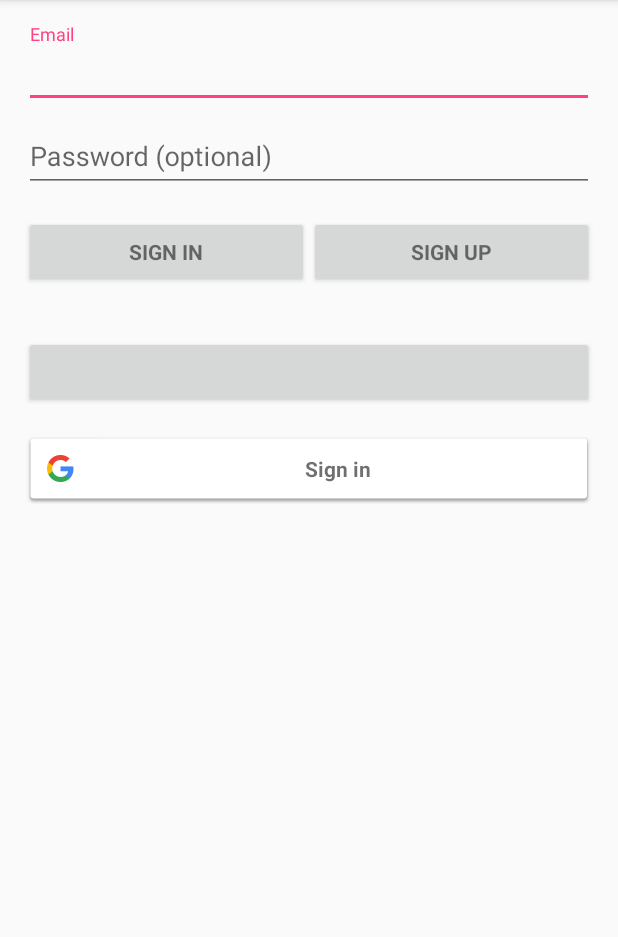
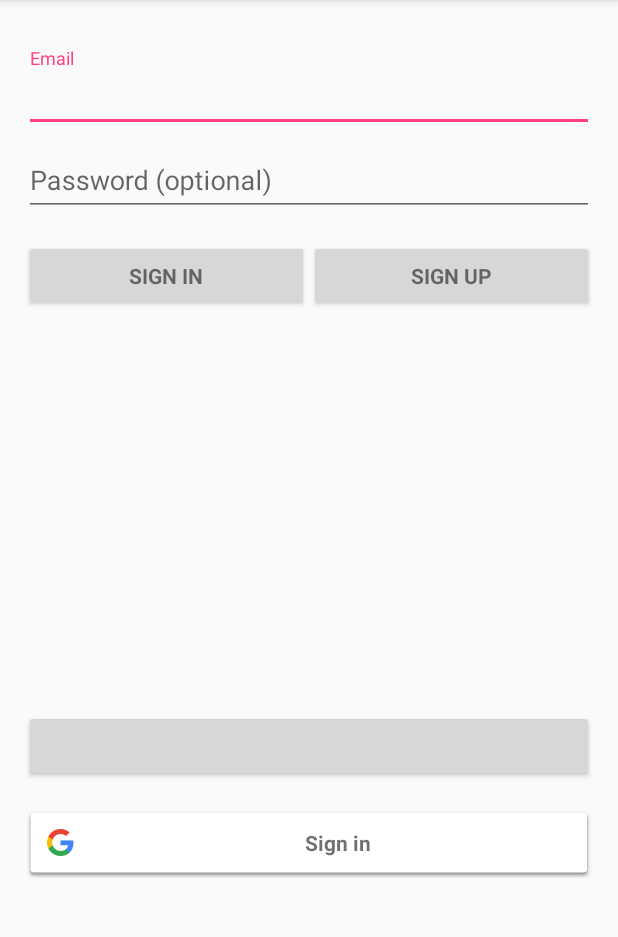
Before and after one commit to ChenlongZ/FollowUp, an Android app: the screen it shows after launch (LoginActivity), on a phone screen of 412 x 824 dp, the part 84-1021 px from its top. Run offline under Robolectric (Android 15) with nearby library versions, the phone set to English and light mode, and no system bars; our stand-ins replace Firebase (no records; nobody signed in at launch, a user with empty details on screens opened directly); libraries missing offline, so code that uses them is left out: com.facebook, com.facebook.login; plain views replace LoginButton; 5 statements that could not run were skipped.

Commit message:
working on fragmentation

```diff
--- a/app/src/main/res/layout/activity_login.xml
+++ b/app/src/main/res/layout/activity_login.xml
@@ -19,16 +19,20 @@
         android:layout_marginBottom="8dp"
         android:visibility="gone" />
 
-    <ScrollView
-        android:id="@+id/login_form"
+    <LinearLayout
         android:layout_width="match_parent"
-        android:layout_height="match_parent">
+        android:layout_height="0dp"
+        android:layout_weight="3"
+        android:orientation="vertical">
 
         <LinearLayout
             android:id="@+id/email_login_form"
             android:layout_width="match_parent"
-            android:layout_height="wrap_content"
+            android:layout_height="match_parent"
+            android:layout_marginBottom="16dp"
+            android:layout_marginTop="16dp"
             android:orientation="vertical">
+
 
             <android.support.design.widget.TextInputLayout
                 android:layout_width="match_parent"
@@ -67,8 +71,8 @@
                 android:layout_width="match_parent"
                 android:layout_height="wrap_content"
                 android:orientation="horizontal"
-                android:layout_marginTop="16dp"
-                android:layout_marginBottom="16dp">
+                android:paddingTop="16dp"
+                android:paddingBottom="16dp">
 
                 <Button
                     android:id="@+id/email_sign_in_button"
@@ -90,6 +94,14 @@
 
             </LinearLayout>
 
+        </LinearLayout>
+    </LinearLayout>
+
+    <LinearLayout
+        android:layout_width="match_parent"
+        android:layout_height="0dp"
+        android:layout_weight="2"
+        android:orientation="vertical">
 
         <com.facebook.login.widget.LoginButton
             android:id="@+id/fb_login_button"
@@ -104,11 +116,7 @@
             android:layout_height="wrap_content"
             android:layout_gravity="center_horizontal"
             android:layout_marginTop="16dp" />
+    </LinearLayout>
+
 
 </LinearLayout>
-    </ScrollView>
-
-    <Button
-        android:layout_width="wrap_content"
-        android:layout_height="wrap_content" />
-</LinearLayout>
--- /dev/null
+++ b/app/src/main/res/layout/fragment_login.xml
@@ -0,0 +1,6 @@
+<?xml version="1.0" encoding="utf-8"?>
+<LinearLayout xmlns:android="http://schemas.android.com/apk/res/android"
+    android:orientation="vertical" android:layout_width="match_parent"
+    android:layout_height="match_parent">
+
+</LinearLayout>
--- /dev/null
+++ b/app/src/main/res/layout/fragment_signup.xml
@@ -0,0 +1,6 @@
+<?xml version="1.0" encoding="utf-8"?>
+<LinearLayout xmlns:android="http://schemas.android.com/apk/res/android"
+    android:orientation="vertical" android:layout_width="match_parent"
+    android:layout_height="match_parent">
+
+</LinearLayout>
```
Also changed, not shown: app/src/main/java/com/followitupapp/followitup/login/SignUpFragment.java (+10 -0 lines). Lines whose indentation alone changed are shown as unchanged.
